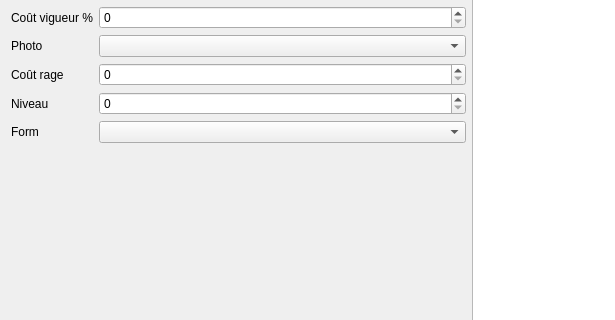
The window that app/view/forms/editattakview.ui (r0nd0ud0u/qt-rpg) describes before a commit, drawn with Qt 5; both pictures show x 0 to 615 and y 118 to 438 of the 937 by 578 pixel window.
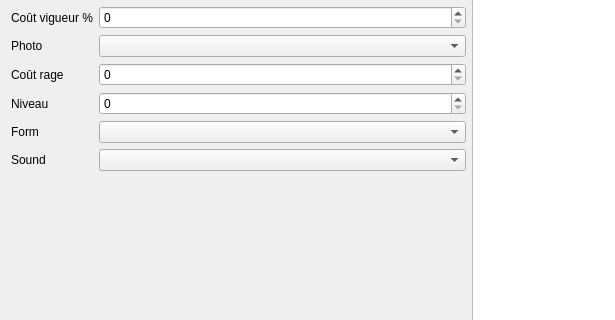
The same window after the commit. Icons and pictures are not drawn. Custom widgets are drawn as their Qt base class.

Commit message: add log and sound class for fight outputs (#176)

Patch:
```diff
--- a/app/view/forms/editattakview.ui
+++ b/app/view/forms/editattakview.ui
@@ -124,6 +124,16 @@
        <item row="8" column="1">
         <widget class="QComboBox" name="form_comboBox"/>
        </item>
+       <item row="9" column="1">
+        <widget class="QComboBox" name="sound_comboBox"/>
+       </item>
+       <item row="9" column="0">
+        <widget class="QLabel" name="lbl_sound">
+         <property name="text">
+          <string>Sound</string>
+         </property>
+        </widget>
+       </item>
       </layout>
      </item>
      <item>
```
The commit also changes 20 other files.
